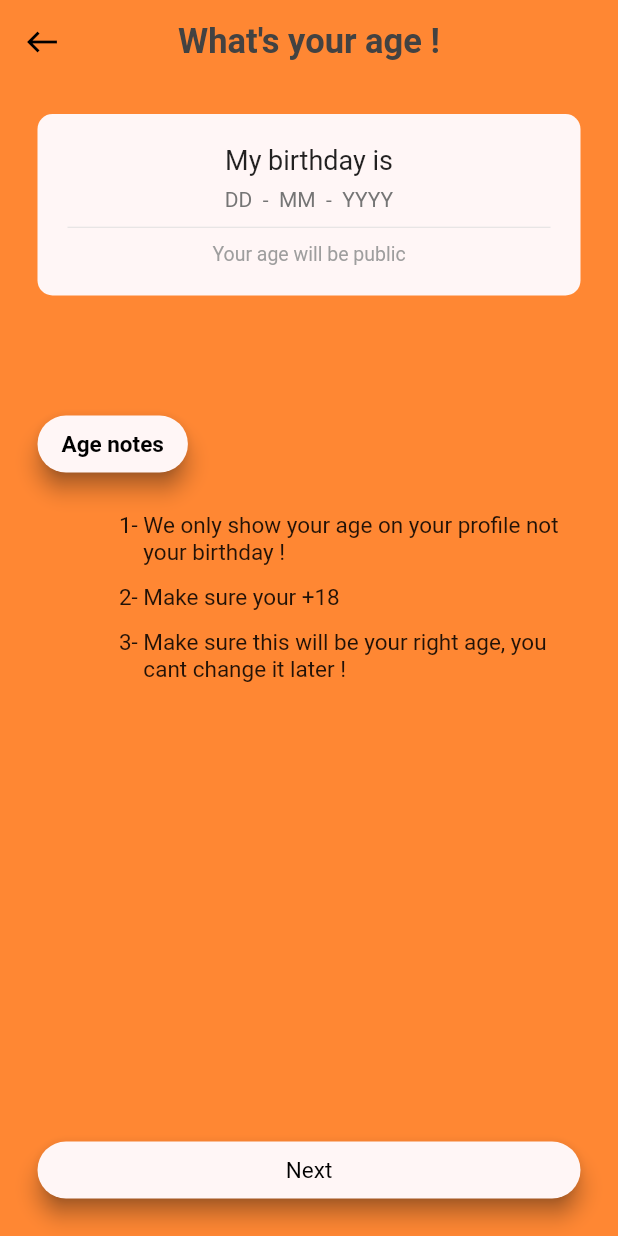
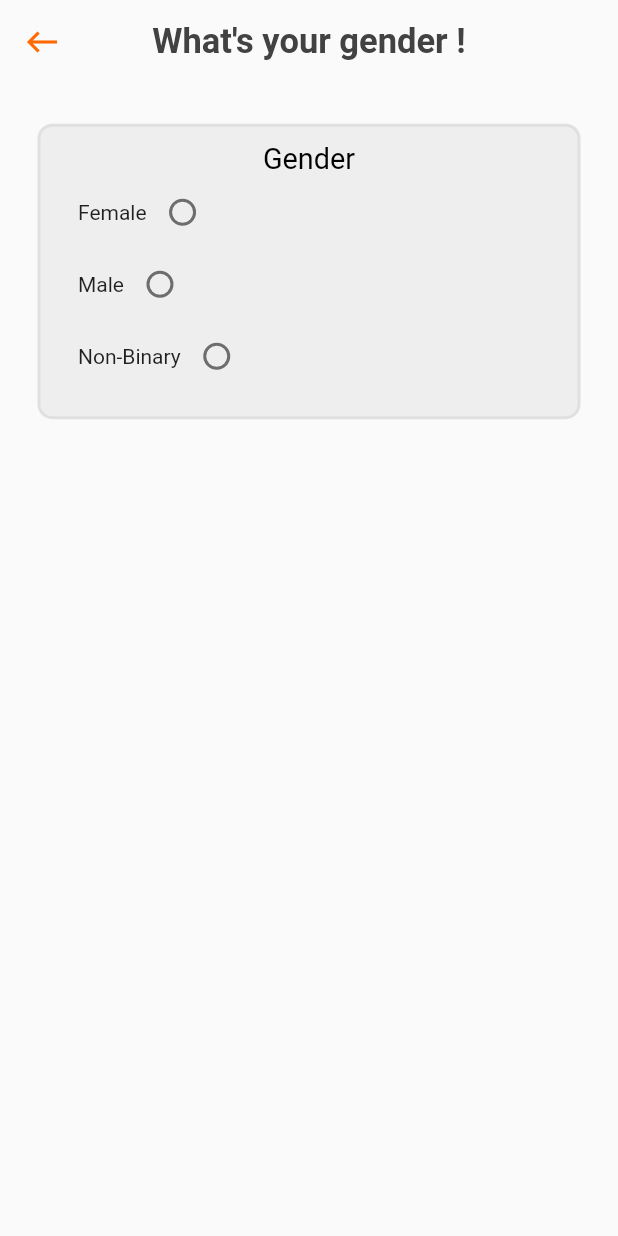
Before and after one commit to rushit5560/Dating_Project, a Flutter app: the DobSelectScreen screen opened directly, after a tap on "Next", on a phone screen of 412 x 824 dp. Run offline on Flutter 3.47's test engine with Material 2 defaults, Android fonts, the phone set to English and light mode, and no system bars; our stand-ins replace get, image_picker, sizer; Roboto replaces fonts that are missing (SFProDisplayBold, SFProDisplayHeavy, SFProDisplayRegular); project files that could hold a hidden picture were left out.

Commit message:
gender screen

```diff
--- /dev/null
+++ b/dater/lib/controller/gender_screen_controller.dart
@@ -0,0 +1,10 @@
+import 'package:get/get.dart';
+
+class GenderScreenController extends GetxController {
+  final List<String> gender = [
+    "Female",
+    "Male",
+    "Non-Binary",
+  ];
+  RxString selectedval = "Female".obs;
+}
--- a/dater/lib/main.dart
+++ b/dater/lib/main.dart
@@ -1,4 +1,5 @@
 import 'package:dater/screens/location_screen/location_screen.dart';
+import 'package:dater/screens/splash_screen/splash_screen.dart';
 import 'package:flutter/material.dart';
 import 'package:get/get.dart';
 import 'package:sizer/sizer.dart';
@@ -20,7 +21,7 @@ class MyApp extends StatelessWidget {
         return  GetMaterialApp(
           debugShowCheckedModeBanner: false,
           title: 'Dating App',
-          home: UserName1Screen(),
+          home: SplashScreen(),
         );
       },
     );
--- a/dater/lib/screens/authantication_screen/dob_select_screen/dob_select_screen.dart
+++ b/dater/lib/screens/authantication_screen/dob_select_screen/dob_select_screen.dart
@@ -46,7 +46,7 @@ class DobSelectScreen extends StatelessWidget {
             textFontFamily: FontFamilyText.sFProDisplayBold,
             textsize: 15,
             onPressed: () {
-              // Get.to(() => GenderSelectScreen());
+              Get.to(() => GenderSelectScreen());
             },
           ),
         ],
--- a/dater/lib/screens/gender_select_screen/gender_select_screen.dart
+++ b/dater/lib/screens/gender_select_screen/gender_select_screen.dart
@@ -1,10 +1,77 @@
-// import 'package:flutter/material.dart';
+import 'package:dater/comman_modules/custom_appbar.dart';
+import 'package:dater/constants/colors.dart';
+import 'package:dater/constants/font_family.dart';
+import 'package:dater/controller/gender_screen_controller.dart';
+import 'package:dater/utils/extensions.dart';
+import 'package:dater/utils/style.dart';
+import 'package:flutter/material.dart';
+import 'package:get/get.dart';
+import 'package:sizer/sizer.dart';
 
-// class GenderSelectScreen extends StatelessWidget {
-//   const GenderSelectScreen({super.key});
+class GenderSelectScreen extends StatelessWidget {
+  GenderSelectScreen({super.key});
+  final genderScreenController = Get.put(GenderScreenController());
 
-//   @override
-//   Widget build(BuildContext context) {
-//     return Scaffold();
-//   }
-// }
+  @override
+  Widget build(BuildContext context) {
+    return Scaffold(
+      appBar: commonAppBarModule(
+        text: "What's your gender !",
+        backGroundColor: Colors.transparent,
+        iconColor: AppColors.darkOrangeColor,
+        textFontFamily: FontFamilyText.sFProDisplayHeavy,
+      ),
+      body: Column(
+        children: [
+          SizedBox(height: 2.h),
+          Container(
+            decoration: BoxDecoration(
+              borderRadius: BorderRadius.circular(10),
+              color: Colors.grey.shade200,
+              border: Border.all(
+                color: AppColors.grey300Color,
+                width: 2,
+              ),
+            ),
+            child: Column(
+              children: [
+                Row(
+                  mainAxisAlignment: MainAxisAlignment.center,
+                  children: [
+                    Text(
+                      "Gender",
+                      style: TextStyleConfig.textStyle(
+                        fontFamily: FontFamilyText.sFProDisplayBold,
+                        fontSize: 14.sp,
+                      ),
+                    ),
+                  ],
+                ),
+                SizedBox(
+                  height: 150,
+                  child: ListView.builder(
+
+                      itemCount: genderScreenController.gender.length,
+                      itemBuilder: (context, index) {
+                        return Row(
+                          children: [
+                            Text(genderScreenController.gender[index]),
+                            Obx(() => Radio(
+                                value: genderScreenController.selectedval.value,
+                                groupValue: genderScreenController.selectedval,
+                                onChanged: (val) {
+
+                                  genderScreenController.selectedval.value;
+                                })),
+                          ],
+                        );
+                      }),
+                ),
+              ],
+            ).commonSymmetricPadding(horizontal: 25, vertical: 10),
+          ),
+        ],
+      ).commonSymmetricPadding(horizontal: 25, vertical: 10),
+    );
+  }
+}
```
